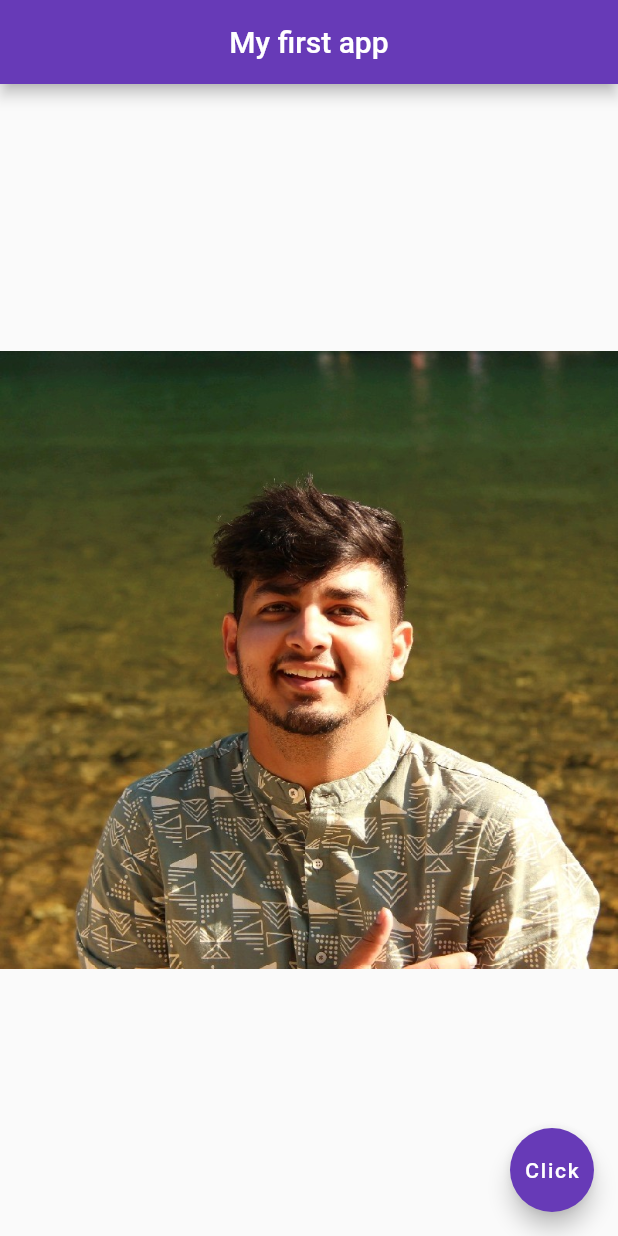
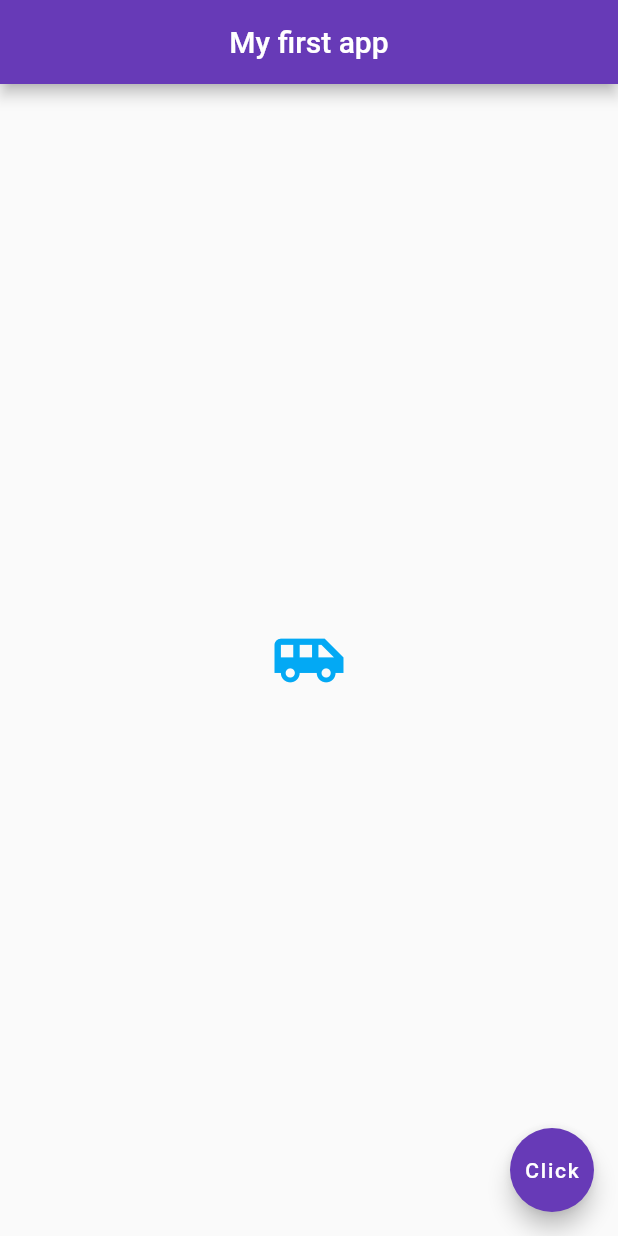
Before and after one commit to dikshantjain/FlutterBasics, a Flutter app: the screen it shows after launch, on a phone screen of 412 x 824 dp. Run offline on Flutter 3.47's test engine with Material 2 defaults, Android fonts, the phone set to English and light mode, and no system bars.

Commit message:
Icon and type of icons

```diff
--- a/lib/main.dart
+++ b/lib/main.dart
@@ -19,8 +19,10 @@ class Home extends StatelessWidget {
           backgroundColor: Colors.deepPurple,
         ),
         body:  Center(
-          child:Image(
-            image: AssetImage('assets/1648638977985.jpg'),
+          child:Icon(
+            Icons.airport_shuttle,
+            color: Colors.lightBlue,
+            size: 50.0,
           ),
         ),
         floatingActionButton: FloatingActionButton(onPressed: (){},
```
